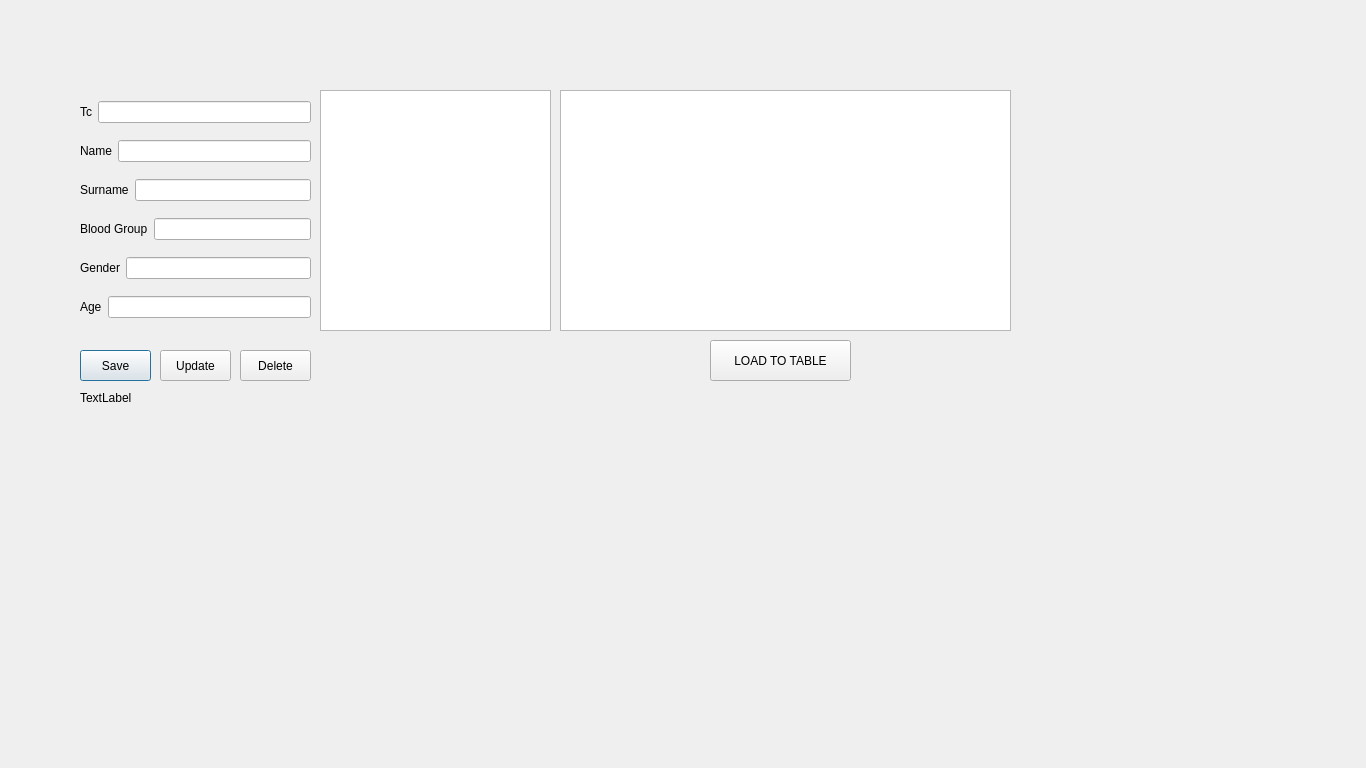
Before: the Qt Designer form doctorinfo.ui in keremerguner/Qt5-LabManagementSystem, drawn with Qt 5.
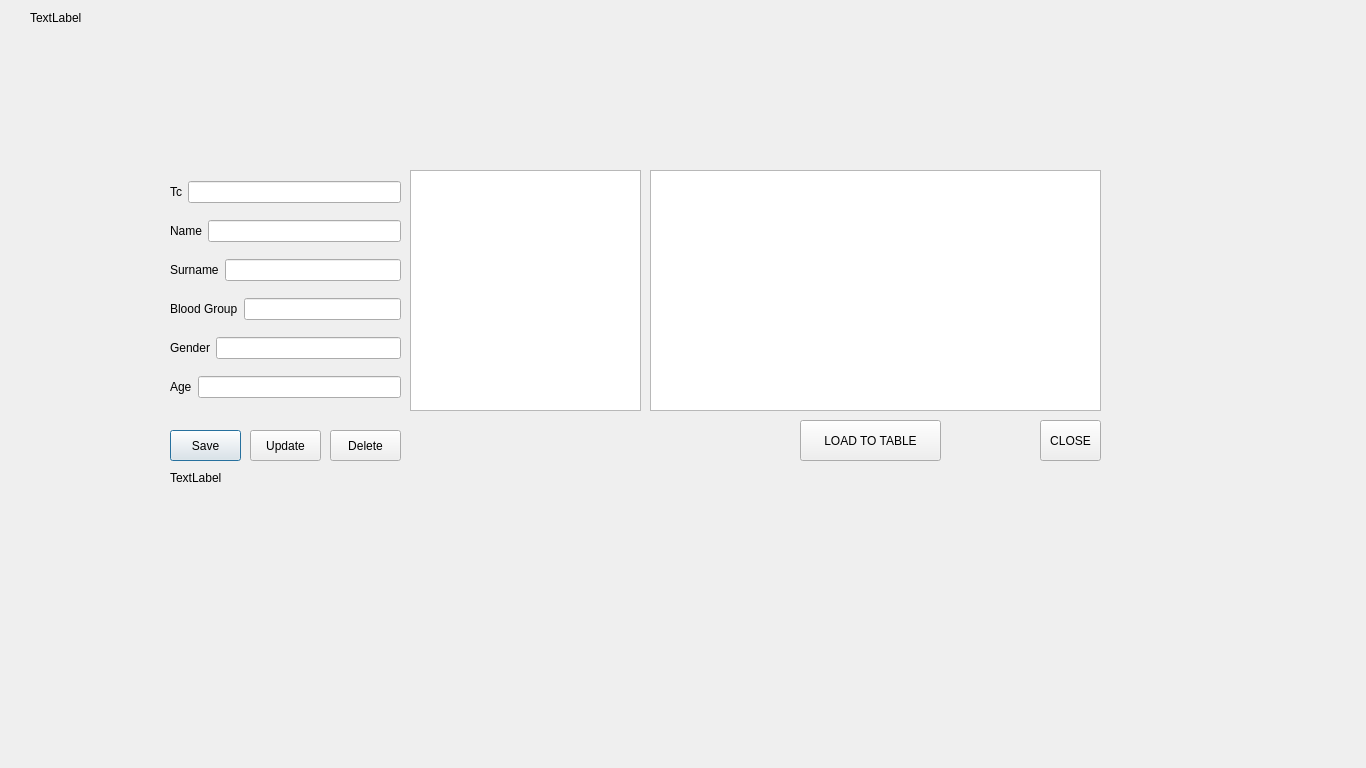
After: the same form once the commit is applied.

```diff
--- a/doctorinfo.ui
+++ b/doctorinfo.ui
@@ -16,8 +16,8 @@
   <widget class="QPushButton" name="pushButton">
    <property name="geometry">
     <rect>
-     <x>80</x>
-     <y>350</y>
+     <x>170</x>
+     <y>430</y>
      <width>71</width>
      <height>31</height>
     </rect>
@@ -29,8 +29,8 @@
   <widget class="QLabel" name="label_sec_status">
    <property name="geometry">
     <rect>
-     <x>80</x>
-     <y>390</y>
+     <x>170</x>
+     <y>470</y>
      <width>211</width>
      <height>16</height>
     </rect>
@@ -42,8 +42,8 @@
   <widget class="QWidget" name="layoutWidget">
    <property name="geometry">
     <rect>
-     <x>80</x>
-     <y>90</y>
+     <x>170</x>
+     <y>170</y>
      <width>231</width>
      <height>241</height>
     </rect>
@@ -138,8 +138,8 @@
   <widget class="QPushButton" name="pushButton_Edit">
    <property name="geometry">
     <rect>
-     <x>160</x>
-     <y>350</y>
+     <x>250</x>
+     <y>430</y>
      <width>71</width>
      <height>31</height>
     </rect>
@@ -151,8 +151,8 @@
   <widget class="QPushButton" name="pushButton_Delete">
    <property name="geometry">
     <rect>
-     <x>240</x>
-     <y>350</y>
+     <x>330</x>
+     <y>430</y>
      <width>71</width>
      <height>31</height>
     </rect>
@@ -164,8 +164,8 @@
   <widget class="QTableView" name="tableView">
    <property name="geometry">
     <rect>
-     <x>560</x>
-     <y>90</y>
+     <x>650</x>
+     <y>170</y>
      <width>451</width>
      <height>241</height>
     </rect>
@@ -174,8 +174,8 @@
   <widget class="QPushButton" name="pushButton_load_tbl">
    <property name="geometry">
     <rect>
-     <x>710</x>
-     <y>340</y>
+     <x>800</x>
+     <y>420</y>
      <width>141</width>
      <height>41</height>
     </rect>
@@ -187,13 +187,42 @@
   <widget class="QListView" name="listView">
    <property name="geometry">
     <rect>
-     <x>320</x>
-     <y>90</y>
+     <x>410</x>
+     <y>170</y>
      <width>231</width>
      <height>241</height>
     </rect>
    </property>
   </widget>
+  <widget class="QLabel" name="label_7_login_doctor_info">
+   <property name="geometry">
+    <rect>
+     <x>30</x>
+     <y>10</y>
+     <width>181</width>
+     <height>16</height>
+    </rect>
+   </property>
+   <property name="text">
+    <string>TextLabel</string>
+   </property>
+  </widget>
+  <widget class="QPushButton" name="pushButton_2_closed">
+   <property name="geometry">
+    <rect>
+     <x>1040</x>
+     <y>420</y>
+     <width>61</width>
+     <height>41</height>
+    </rect>
+   </property>
+   <property name="styleSheet">
+    <string notr="true"/>
+   </property>
+   <property name="text">
+    <string>CLOSE</string>
+   </property>
+  </widget>
  </widget>
  <resources/>
  <connections/>
```
